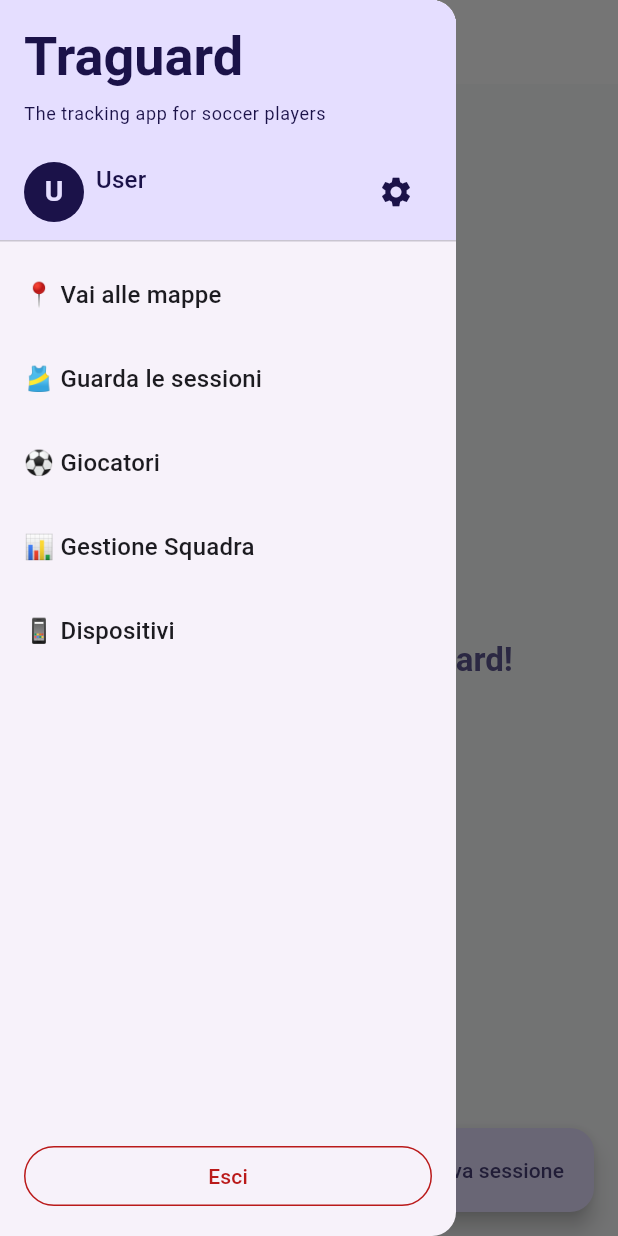
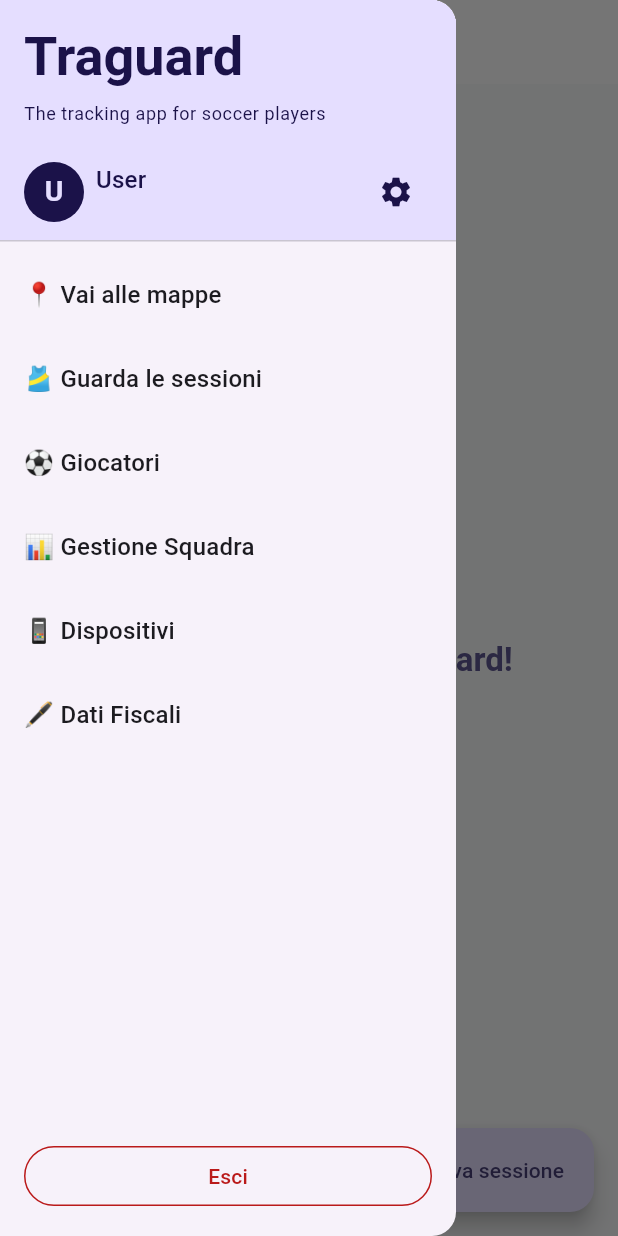
Before and after one commit to Spook-IT/traguard-flutter, a Flutter app: the DashboardScreen screen opened by its route, with the side drawer open, on a phone screen of 412 x 824 dp. Run offline on Flutter 3.47's test engine with Material 3 defaults, Android fonts, the phone set to English and light mode, and no system bars; our stand-ins replace dio, fl_chart, flutter_animate, flutter_blue_plus, flutter_colorpicker, flutter_riverpod and 8 more; accounts and stored records are empty; generated files the repository leaves out were written again; project files that could hold a hidden picture were left out.

Commit message:
feat(#2): enhance dashboard screen layout with scrollable list and add fiscal data navigation

```diff
--- a/lib/features/dashboard_screen/presentation/dashboard_screen.dart
+++ b/lib/features/dashboard_screen/presentation/dashboard_screen.dart
@@ -64,6 +64,10 @@ class DashboardScreen extends StatelessWidget {
                 ],
               ),
             ),
+            Expanded(
+              child: SingleChildScrollView(
+                child: Column(
+                  children: [
                     ListTile(
                       title: Text(
                         '📍 Vai alle mappe',
@@ -83,7 +87,10 @@ class DashboardScreen extends StatelessWidget {
                       },
                     ),
                     ListTile(
-              title: Text('⚽ Giocatori', style: context.textTheme.titleMedium),
+                      title: Text(
+                        '⚽ Giocatori',
+                        style: context.textTheme.titleMedium,
+                      ),
                       onTap: () {
                         Navigator.pop(context);
                         const PlayerListRoute().go(context);
@@ -109,7 +116,20 @@ class DashboardScreen extends StatelessWidget {
                         const BluetoothListRoute().go(context);
                       },
                     ),
-            const Spacer(),
+                    ListTile(
+                      title: Text(
+                        '🖋️ Dati Fiscali',
+                        style: context.textTheme.titleMedium,
+                      ),
+                      onTap: () {
+                        Navigator.pop(context);
+                        const FiscalDataRoute().go(context);
+                      },
+                    ),
+                  ],
+                ),
+              ),
+            ),
             const LogoutButton(),
           ],
         ),
--- a/lib/features/dashboard_screen/presentation/logout_button.dart
+++ b/lib/features/dashboard_screen/presentation/logout_button.dart
@@ -12,6 +12,7 @@ class LogoutButton extends ConsumerWidget {
   @override
   Widget build(BuildContext context, WidgetRef ref) {
     return SafeArea(
+      top: false,
       child: Padding(
         padding: Paddings.mediumAll,
         child: OutlinedButton(
```
Lines whose indentation alone changed are shown as unchanged.
